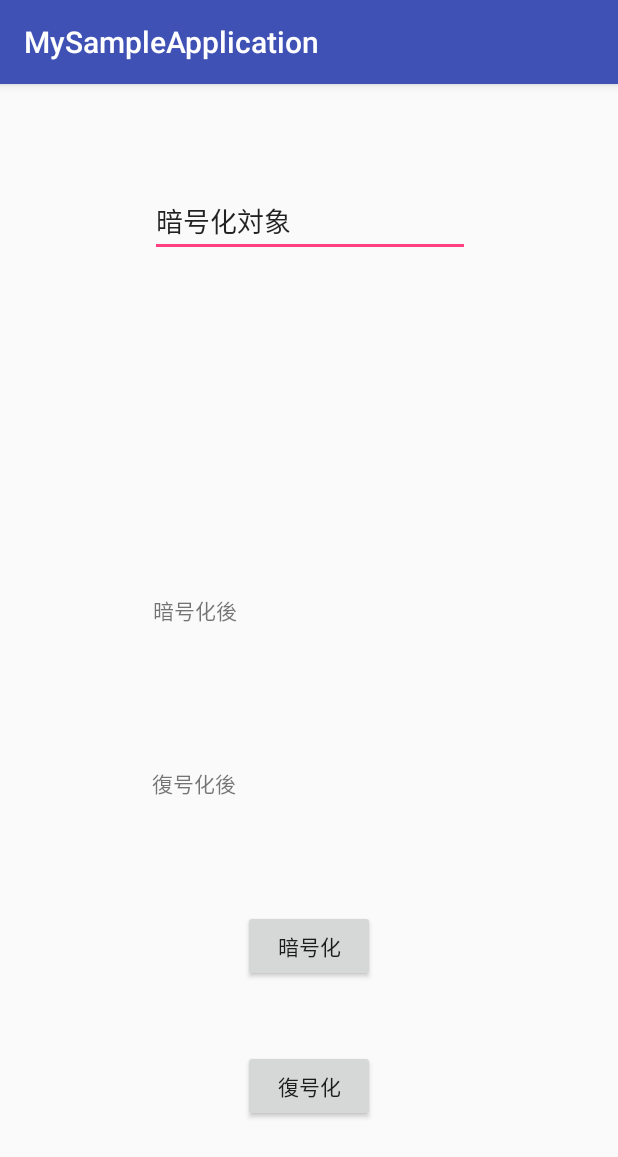
After one commit to bccdevg/SampleAndroidApplication, an Android app: the KeyStoreSampleActivity screen opened directly, with no data from a screen before it, on a phone screen of 412 x 824 dp. The commit adds this screen. Shown: the top 1157 px of the screen. Run offline under Robolectric (Android 15) with nearby library versions, the phone set to English and light mode, and no system bars; 1 statement that could not run was skipped.

Commit message:
add AnroidKeyStoreSample

```diff
--- a/app/build.gradle
+++ b/app/build.gradle
@@ -5,7 +5,7 @@ android {
     buildToolsVersion "25.0.0"
     defaultConfig {
         applicationId "com.example.iwaki.mysampleapplication"
-        minSdkVersion 15
+        minSdkVersion 18
         targetSdkVersion 24
         versionCode 1
         versionName "1.0"
--- a/app/src/main/AndroidManifest.xml
+++ b/app/src/main/AndroidManifest.xml
@@ -35,6 +35,7 @@
         <activity android:name=".sample.notification.NotificationSample1Activity" />
         <activity android:name=".sample.wifi.WiFiSampleActivity" />
         <activity android:name=".sample.network.HttpURLConnectionSample1Activity"></activity>
+        <activity android:name=".sample.security.KeyStoreSampleActivity"></activity>
     </application>
 
 </manifest>
--- a/app/src/main/java/com/example/iwaki/mysampleapplication/MainActivity.java
+++ b/app/src/main/java/com/example/iwaki/mysampleapplication/MainActivity.java
@@ -16,6 +16,7 @@ import com.example.iwaki.mysampleapplication.sample.location.LocationSample1Acti
 import com.example.iwaki.mysampleapplication.sample.methodtime.MethodTimeCheckActivity;
 import com.example.iwaki.mysampleapplication.sample.network.HttpURLConnectionSample1Activity;
 import com.example.iwaki.mysampleapplication.sample.notification.NotificationSample1Activity;
+import com.example.iwaki.mysampleapplication.sample.security.KeyStoreSampleActivity;
 import com.example.iwaki.mysampleapplication.sample.sqlite.SqliteSampleActivity;
 import com.example.iwaki.mysampleapplication.sample.wifi.WiFiSampleActivity;
 
@@ -74,6 +75,11 @@ public class MainActivity extends AppCompatActivity {
         startActivity(new Intent(this, HttpURLConnectionSample1Activity.class));
     }
 
+    // 画面上のボタン。KeyStoreSampleActivity画面へ遷移する
+    public void onKeyStoreSampleTapped(View view) {
+        startActivity(new Intent(this, KeyStoreSampleActivity.class));
+    }
+
 
     // 画面上のボタン。LocationSample1のサンプル画面へ遷移する
     public void onGoToLocationSample1Tapped(View view) {
--- /dev/null
+++ b/app/src/main/java/com/example/iwaki/mysampleapplication/sample/security/KeyStoreSampleActivity.java
@@ -0,0 +1,60 @@
+package com.example.iwaki.mysampleapplication.sample.security;
+
+import android.os.Bundle;
+import android.support.v7.app.AppCompatActivity;
+import android.text.TextUtils;
+import android.view.View;
+import android.widget.EditText;
+import android.widget.TextView;
+
+import com.example.iwaki.mysampleapplication.R;
+
+import java.io.UnsupportedEncodingException;
+
+public class KeyStoreSampleActivity extends AppCompatActivity {
+
+    private static String ANDROID_KEY_STORE_ALIAS = "android_key_store_alias";
+    private EditText cipherTarget;
+    private TextView encryptedValue;
+    private TextView decryptedValue;
+    private AndroidKeyStoreManager androidKeyStoreManager;
+    private String savedData;
+
+    @Override
+    protected void onCreate(Bundle savedInstanceState) {
+        super.onCreate(savedInstanceState);
+        setContentView(R.layout.activity_key_store_sample);
+
+        cipherTarget = (EditText) findViewById(R.id.cipherTarget);
+        encryptedValue = (TextView) findViewById(R.id.encryptedValue);
+        decryptedValue = (TextView) findViewById(R.id.decryptedValue);
+
+        androidKeyStoreManager = AndroidKeyStoreManager.getInstance(this);
+    }
+
+    public void onEncryptButtonTapped(View view) {
+        String input = cipherTarget.getText().toString();
+        if (!TextUtils.isEmpty(input)) {
+            byte[] encryptedByteValue = new byte[0];
+                encryptedByteValue = androidKeyStoreManager.encrypt(input.getBytes());
+            try {
+                savedData = new String(encryptedByteValue, "iso-8859-1");
+            } catch (UnsupportedEncodingException e) {
+                e.printStackTrace();
+            }
+            encryptedValue.setText(savedData);
+        }
+    }
+
+    public void onDecryptedButtonTapped(View view) {
+        if (savedData != null) {
+            byte[] decryptedByteValue = new byte[0];
+            try {
+                decryptedByteValue = androidKeyStoreManager.decrypt(savedData.getBytes("iso-8859-1"));
+            } catch (UnsupportedEncodingException e) {
+                e.printStackTrace();
+            }
+            decryptedValue.setText(new String(decryptedByteValue));
+        }
+    }
+}
--- /dev/null
+++ b/app/src/main/res/layout/activity_key_store_sample.xml
@@ -0,0 +1,77 @@
+<?xml version="1.0" encoding="utf-8"?>
+<android.support.constraint.ConstraintLayout xmlns:android="http://schemas.android.com/apk/res/android"
+    xmlns:app="http://schemas.android.com/apk/res-auto"
+    xmlns:tools="http://schemas.android.com/tools"
+    android:layout_width="match_parent"
+    android:layout_height="match_parent"
+    tools:context="com.example.iwaki.mysampleapplication.sample.security.KeyStoreSampleActivity">
+
+    <EditText
+        android:id="@+id/cipherTarget"
+        android:layout_width="wrap_content"
+        android:layout_height="wrap_content"
+        android:ems="10"
+        android:inputType="textPersonName"
+        android:text="暗号化対象"
+        app:layout_constraintTop_toTopOf="parent"
+        android:layout_marginTop="8dp"
+        android:layout_marginBottom="8dp"
+        app:layout_constraintBottom_toTopOf="@+id/encryptedValue"
+        android:layout_marginLeft="8dp"
+        app:layout_constraintLeft_toLeftOf="parent"
+        android:layout_marginRight="8dp"
+        app:layout_constraintRight_toRightOf="parent"
+        app:layout_constraintHorizontal_bias="0.503"
+        app:layout_constraintVertical_bias="0.216" />
+
+    <TextView
+        android:id="@+id/encryptedValue"
+        android:layout_width="209dp"
+        android:layout_height="57dp"
+        android:text="暗号化後"
+        android:layout_marginLeft="8dp"
+        app:layout_constraintLeft_toLeftOf="parent"
+        android:layout_marginRight="8dp"
+        app:layout_constraintRight_toRightOf="parent"
+        app:layout_constraintHorizontal_bias="0.503"
+        android:layout_marginBottom="58dp"
+        app:layout_constraintBottom_toTopOf="@+id/decryptedValue" />
+
+    <Button
+        android:id="@+id/encryptButton"
+        android:layout_width="wrap_content"
+        android:layout_height="wrap_content"
+        android:layout_marginBottom="45dp"
+        android:layout_marginLeft="8dp"
+        android:layout_marginRight="8dp"
+        android:onClick="onEncryptButtonTapped"
+        android:text="暗号化"
+        app:layout_constraintBottom_toTopOf="@+id/decryptButton"
+        app:layout_constraintLeft_toLeftOf="parent"
+        app:layout_constraintRight_toRightOf="parent" />
+
+    <TextView
+        android:id="@+id/decryptedValue"
+        android:layout_width="210dp"
+        android:layout_height="31dp"
+        android:text="復号化後"
+        android:layout_marginLeft="8dp"
+        app:layout_constraintLeft_toLeftOf="parent"
+        android:layout_marginRight="8dp"
+        app:layout_constraintRight_toRightOf="parent"
+        android:layout_marginBottom="64dp"
+        app:layout_constraintBottom_toTopOf="@+id/encryptButton" />
+
+    <Button
+        android:id="@+id/decryptButton"
+        android:layout_width="wrap_content"
+        android:layout_height="wrap_content"
+        android:layout_marginBottom="76dp"
+        android:layout_marginLeft="8dp"
+        android:layout_marginRight="8dp"
+        android:onClick="onDecryptedButtonTapped"
+        android:text="復号化"
+        app:layout_constraintBottom_toBottomOf="parent"
+        app:layout_constraintLeft_toLeftOf="parent"
+        app:layout_constraintRight_toRightOf="parent" />
+</android.support.constraint.ConstraintLayout>
```
Also changed, not shown: app/src/main/java/com/example/iwaki/mysampleapplication/sample/security/AndroidKeyStoreManager.java (added, +154 -0 lines), app/src/main/res/layout/activity_main.xml (+14 -5 lines), app/src/main/res/layout/activity_retrofit_sample.xml (added, +9 -0 lines).
